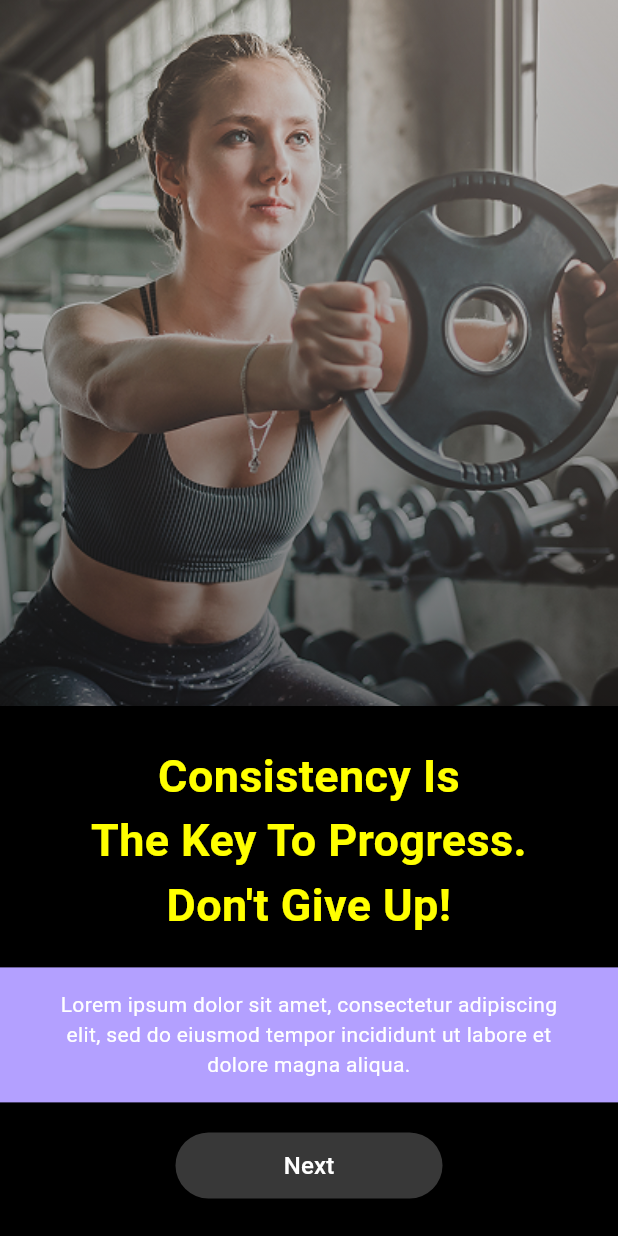
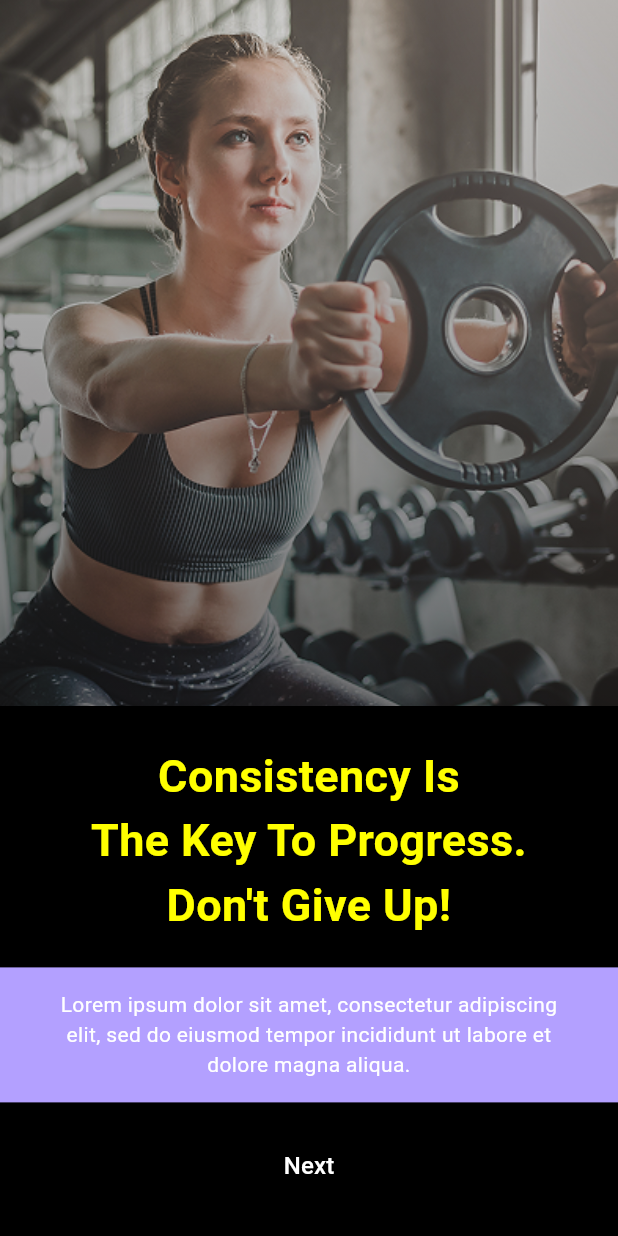
Before and after one commit to salmasafi/gym-app, a Flutter app: the screen it shows after launch, on a phone screen of 412 x 824 dp. Run offline on Flutter 3.47's test engine with Material 3 defaults, Android fonts, the phone set to English and light mode, and no system bars; our stand-ins replace flutter_screenutil, google_fonts; statements that could not run were skipped.

Commit message:
Update colors.dart

```diff
--- a/lib/core/utils/colors.dart
+++ b/lib/core/utils/colors.dart
@@ -3,7 +3,7 @@ import 'package:flutter/material.dart';
 class AppColors {
   static Color primaryColor = const Color(0xffB3A0FF);
   static Color secondaryColor = const Color(0xffE2F163);
-  static Color blackColor = const Color(0xff383838);
+
   static Color greyColor = const Color(0xffd9d9d9);
   static Color whiteColor = Colors.white;
 }
```
